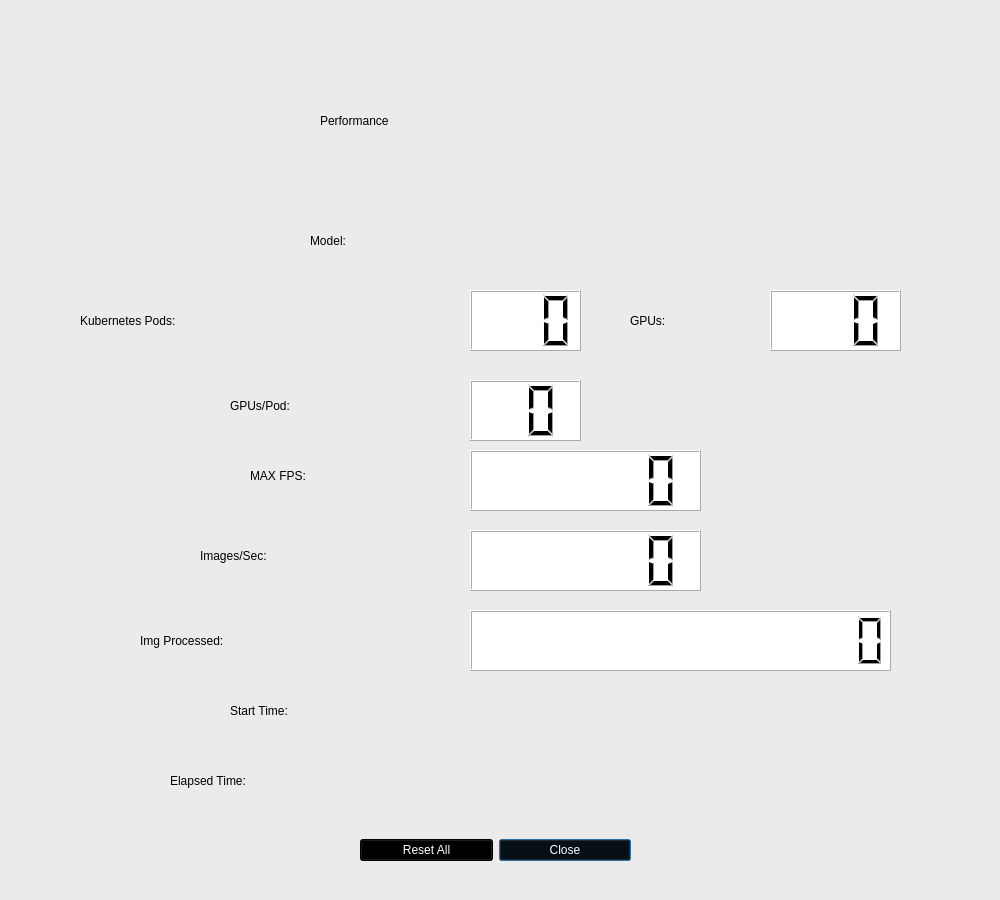
The window that apps/cloud_inference/client_app/perf_graph.ui (japarada/MIVisionX) describes before a commit, drawn with Qt 5.
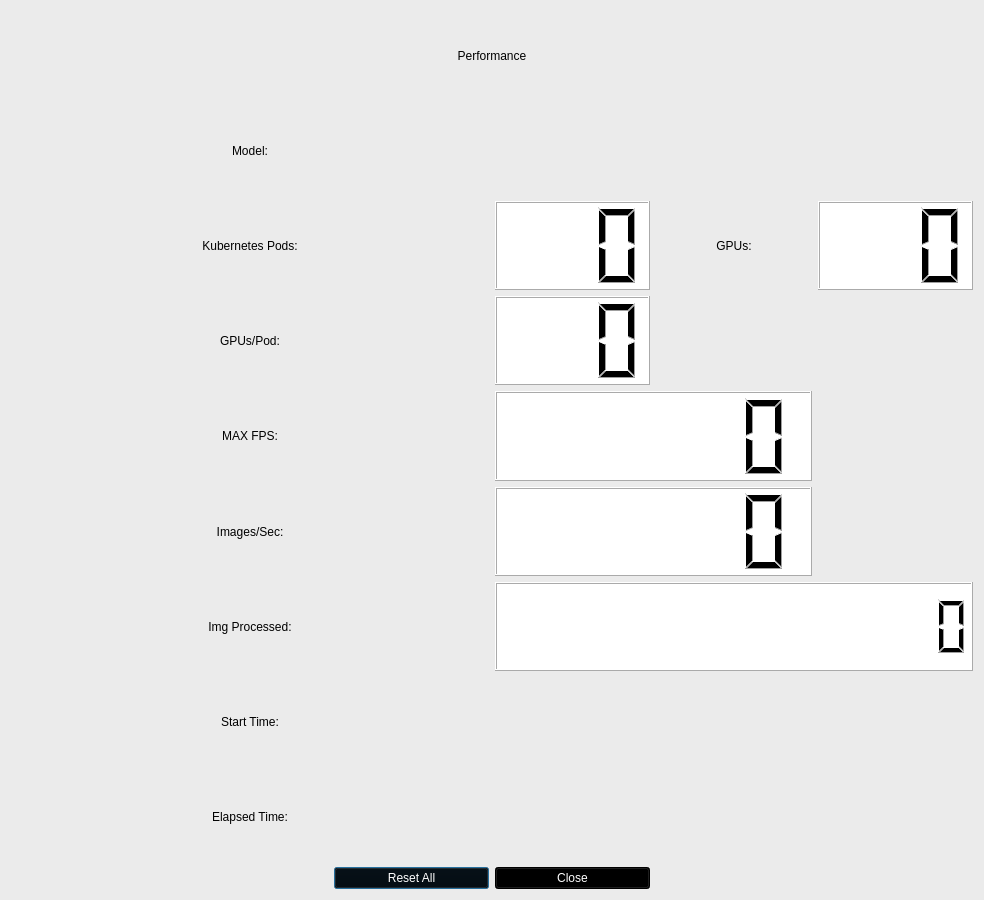
The same window after the commit. Icons and pictures are not drawn.

Commit message:
H/graph enhancement (#13)
* graph fix

* MV Compile - bug fix (#136)

* graph ui fix

```diff
--- a/apps/cloud_inference/client_app/perf_graph.ui
+++ b/apps/cloud_inference/client_app/perf_graph.ui
@@ -6,7 +6,7 @@
    <rect>
     <x>0</x>
     <y>0</y>
-    <width>1000</width>
+    <width>984</width>
     <height>900</height>
    </rect>
   </property>
@@ -17,49 +17,30 @@
    <string notr="true">
 background-color: rgb(235, 235, 235);</string>
   </property>
-  <widget class="QWidget" name="gridLayoutWidget">
-   <property name="geometry">
-    <rect>
-     <x>360</x>
-     <y>820</y>
-     <width>271</width>
-     <height>61</height>
-    </rect>
-   </property>
    <layout class="QGridLayout" name="gridLayout">
-    <item row="2" column="1">
-     <widget class="QPushButton" name="close_pushButton">
+   <item row="3" column="3">
+    <widget class="QLCDNumber" name="GPU_lcdNumber">
       <property name="styleSheet">
-       <string notr="true">background-color: rgb(0, 0, 0);
-color: rgb(255, 255, 255);</string>
-      </property>
-      <property name="text">
-       <string>Close</string>
+      <string notr="true">background-color: rgb(255, 255, 255);
+color: rgb(0, 0, 0);</string>
+     </property>
+     <property name="digitCount">
+      <number>3</number>
       </property>
      </widget>
     </item>
-    <item row="2" column="0">
-     <widget class="QPushButton" name="reset_pushButton">
-      <property name="styleSheet">
-       <string notr="true">background-color: rgb(0, 0, 0);
-color: rgb(255, 255, 255);</string>
-      </property>
+   <item row="0" column="0">
+    <widget class="QLabel" name="logo_label_2">
       <property name="text">
-       <string>Reset All</string>
-      </property>
-     </widget>
-    </item>
-   </layout>
-  </widget>
+      <string/>
+     </property>
+     <property name="pixmap">
+      <pixmap resource="resources.qrc">:/images/amd-logo-150x150.jpg</pixmap>
+     </property>
+    </widget>
+   </item>
+   <item row="5" column="3" colspan="2">
   <widget class="QLCDNumber" name="fps_lcdNumber">
-   <property name="geometry">
-    <rect>
-     <x>470</x>
-     <y>530</y>
-     <width>231</width>
-     <height>61</height>
-    </rect>
-   </property>
    <property name="styleSheet">
     <string notr="true">background-color: rgb(255, 255, 255);
 color: rgb(0, 0, 0);</string>
@@ -74,86 +55,23 @@
     <number>6</number>
    </property>
   </widget>
-  <widget class="QLabel" name="fps_label">
-   <property name="geometry">
-    <rect>
-     <x>200</x>
-     <y>520</y>
-     <width>251</width>
-     <height>71</height>
-    </rect>
-   </property>
+   </item>
+   <item row="2" column="4">
+    <widget class="QLabel" name="TotalGPU_label">
    <property name="styleSheet">
     <string notr="true">color: rgb(0, 0, 0);
 font: 75 36pt &quot;Ubuntu&quot;;</string>
    </property>
    <property name="text">
-    <string>Images/Sec:</string>
-   </property>
-  </widget>
-  <widget class="QLCDNumber" name="images_lcdNumber">
-   <property name="geometry">
-    <rect>
-     <x>470</x>
-     <y>610</y>
-     <width>421</width>
-     <height>61</height>
-    </rect>
-   </property>
-   <property name="styleSheet">
-    <string notr="true">background-color: rgb(255, 255, 255);
-color: rgb(0, 0, 0);</string>
-   </property>
-   <property name="digitCount">
-    <number>15</number>
-   </property>
-   <property name="value" stdset="0">
-    <double>0.000000000000000</double>
-   </property>
-  </widget>
-  <widget class="QLabel" name="images_label">
-   <property name="geometry">
-    <rect>
-     <x>140</x>
-     <y>610</y>
-     <width>321</width>
-     <height>61</height>
-    </rect>
-   </property>
-   <property name="styleSheet">
-    <string notr="true">color: rgb(0, 0, 0);
-font: 75 36pt &quot;Ubuntu&quot;;</string>
-   </property>
-   <property name="text">
-    <string>Img Processed:</string>
-   </property>
-  </widget>
-  <widget class="QLabel" name="header_label">
-   <property name="geometry">
-    <rect>
-     <x>320</x>
-     <y>80</y>
-     <width>391</width>
-     <height>81</height>
-    </rect>
-   </property>
-   <property name="styleSheet">
-    <string notr="true">color: rgb(0, 0, 0);
-font: 75 48pt &quot;Ubuntu&quot;;</string>
-   </property>
-   <property name="text">
-    <string>Performance</string>
-   </property>
-  </widget>
+      <string>GPUs:</string>
+     </property>
+     <property name="alignment">
+      <set>Qt::AlignCenter</set>
+     </property>
+    </widget>
+   </item>
+   <item row="0" column="5">
   <widget class="QLabel" name="logo_label">
-   <property name="geometry">
-    <rect>
-     <x>820</x>
-     <y>20</y>
-     <width>150</width>
-     <height>131</height>
-    </rect>
-   </property>
    <property name="text">
     <string/>
    </property>
@@ -161,31 +79,53 @@
     <pixmap resource="resources.qrc">:/images/vega_icon_150.png</pixmap>
    </property>
   </widget>
-  <widget class="QLabel" name="logo_label_2">
-   <property name="geometry">
-    <rect>
-     <x>30</x>
-     <y>20</y>
-     <width>151</width>
-     <height>131</height>
-    </rect>
+   </item>
+   <item row="2" column="3">
+    <widget class="QLCDNumber" name="pods_lcdNumber">
+     <property name="styleSheet">
+      <string notr="true">background-color: rgb(255, 255, 255);
+color: rgb(0, 0, 0);</string>
+     </property>
+     <property name="digitCount">
+      <number>3</number>
+     </property>
+    </widget>
+   </item>
+   <item row="2" column="5">
+    <widget class="QLCDNumber" name="TotalGPU_lcdNumber">
+     <property name="styleSheet">
+      <string notr="true">background-color: rgb(255, 255, 255);
+color: rgb(0, 0, 0);</string>
+     </property>
+     <property name="digitCount">
+      <number>3</number>
+     </property>
+    </widget>
+   </item>
+   <item row="1" column="3" colspan="3">
+    <widget class="QLabel" name="modelName_label">
+     <property name="styleSheet">
+      <string notr="true">color: rgb(170, 0, 0);
+font: 75 36pt &quot;Ubuntu&quot;;</string>
    </property>
    <property name="text">
     <string/>
    </property>
-   <property name="pixmap">
-    <pixmap resource="resources.qrc">:/images/amd-logo-150x150.jpg</pixmap>
-   </property>
-  </widget>
+    </widget>
+   </item>
+   <item row="9" column="2">
+    <widget class="QPushButton" name="reset_pushButton">
+     <property name="styleSheet">
+      <string notr="true">background-color: rgb(0, 0, 0);
+color: rgb(255, 255, 255);</string>
+     </property>
+     <property name="text">
+      <string>Reset All</string>
+     </property>
+    </widget>
+   </item>
+   <item row="4" column="3" colspan="2">
   <widget class="QLCDNumber" name="maxFPS_lcdNumber">
-   <property name="geometry">
-    <rect>
-     <x>470</x>
-     <y>450</y>
-     <width>231</width>
-     <height>61</height>
-    </rect>
-   </property>
    <property name="styleSheet">
     <string notr="true">background-color: rgb(255, 255, 255);
 color: rgb(0, 0, 0);</string>
@@ -194,32 +134,23 @@
     <number>6</number>
    </property>
   </widget>
-  <widget class="QLabel" name="maxFPS_label">
-   <property name="geometry">
-    <rect>
-     <x>250</x>
-     <y>450</y>
-     <width>211</width>
-     <height>51</height>
-    </rect>
-   </property>
+   </item>
+   <item row="0" column="1" colspan="4">
+    <widget class="QLabel" name="header_label">
    <property name="styleSheet">
-    <string notr="true">font: 75 36pt &quot;Ubuntu&quot;;
-color: rgb(0, 0, 0);</string>
+      <string notr="true">color: rgb(0, 0, 0);
+font: 75 48pt &quot;Ubuntu&quot;;</string>
    </property>
    <property name="text">
-    <string>MAX FPS:</string>
-   </property>
-  </widget>
+      <string>Performance</string>
+     </property>
+     <property name="alignment">
+      <set>Qt::AlignCenter</set>
+     </property>
+    </widget>
+   </item>
+   <item row="1" column="0" colspan="3">
   <widget class="QLabel" name="Model_label">
-   <property name="geometry">
-    <rect>
-     <x>310</x>
-     <y>200</y>
-     <width>151</width>
-     <height>81</height>
-    </rect>
-   </property>
    <property name="styleSheet">
     <string notr="true">color: rgb(0, 0, 0);
 font: 75 36pt &quot;Ubuntu&quot;;</string>
@@ -227,33 +158,27 @@
    <property name="text">
     <string>Model:</string>
    </property>
-  </widget>
-  <widget class="QLabel" name="modelName_label">
-   <property name="geometry">
-    <rect>
-     <x>470</x>
-     <y>210</y>
-     <width>511</width>
-     <height>61</height>
-    </rect>
-   </property>
+     <property name="alignment">
+      <set>Qt::AlignCenter</set>
+     </property>
+    </widget>
+   </item>
+   <item row="2" column="0" colspan="3">
+    <widget class="QLabel" name="kubernetes_pod_label">
    <property name="styleSheet">
-    <string notr="true">color: rgb(170, 0, 0);
+      <string notr="true">color: rgb(0, 0, 0);
 font: 75 36pt &quot;Ubuntu&quot;;</string>
    </property>
    <property name="text">
-    <string/>
-   </property>
-  </widget>
+      <string>Kubernetes Pods:</string>
+     </property>
+     <property name="alignment">
+      <set>Qt::AlignCenter</set>
+     </property>
+    </widget>
+   </item>
+   <item row="3" column="0" colspan="3">
   <widget class="QLabel" name="NGPU_label">
-   <property name="geometry">
-    <rect>
-     <x>230</x>
-     <y>370</y>
-     <width>231</width>
-     <height>71</height>
-    </rect>
-   </property>
    <property name="styleSheet">
     <string notr="true">color: rgb(0, 0, 0);
 font: 75 36pt &quot;Ubuntu&quot;;</string>
@@ -261,33 +186,55 @@
    <property name="text">
     <string>GPUs/Pod:</string>
    </property>
-  </widget>
-  <widget class="QLCDNumber" name="GPU_lcdNumber">
-   <property name="geometry">
-    <rect>
-     <x>470</x>
-     <y>380</y>
-     <width>111</width>
-     <height>61</height>
-    </rect>
-   </property>
+     <property name="alignment">
+      <set>Qt::AlignCenter</set>
+     </property>
+    </widget>
+   </item>
+   <item row="4" column="0" colspan="3">
+    <widget class="QLabel" name="maxFPS_label">
    <property name="styleSheet">
-    <string notr="true">background-color: rgb(255, 255, 255);
+      <string notr="true">font: 75 36pt &quot;Ubuntu&quot;;
 color: rgb(0, 0, 0);</string>
    </property>
-   <property name="digitCount">
-    <number>2</number>
-   </property>
-  </widget>
+     <property name="text">
+      <string>MAX FPS:</string>
+     </property>
+     <property name="alignment">
+      <set>Qt::AlignCenter</set>
+     </property>
+    </widget>
+   </item>
+   <item row="5" column="0" colspan="3">
+    <widget class="QLabel" name="fps_label">
+     <property name="styleSheet">
+      <string notr="true">color: rgb(0, 0, 0);
+font: 75 36pt &quot;Ubuntu&quot;;</string>
+     </property>
+     <property name="text">
+      <string>Images/Sec:</string>
+     </property>
+     <property name="alignment">
+      <set>Qt::AlignCenter</set>
+     </property>
+    </widget>
+   </item>
+   <item row="6" column="0" colspan="3">
+    <widget class="QLabel" name="images_label">
+     <property name="styleSheet">
+      <string notr="true">color: rgb(0, 0, 0);
+font: 75 36pt &quot;Ubuntu&quot;;</string>
+     </property>
+     <property name="text">
+      <string>Img Processed:</string>
+     </property>
+     <property name="alignment">
+      <set>Qt::AlignCenter</set>
+     </property>
+    </widget>
+   </item>
+   <item row="7" column="0" colspan="3">
   <widget class="QLabel" name="startName_label">
-   <property name="geometry">
-    <rect>
-     <x>230</x>
-     <y>680</y>
-     <width>231</width>
-     <height>61</height>
-    </rect>
-   </property>
    <property name="styleSheet">
     <string notr="true">color: rgb(0, 0, 0);
 font: 75 36pt &quot;Ubuntu&quot;;</string>
@@ -295,33 +242,13 @@
    <property name="text">
     <string>Start Time:</string>
    </property>
-  </widget>
-  <widget class="QLabel" name="StartTime_label">
-   <property name="geometry">
-    <rect>
-     <x>470</x>
-     <y>690</y>
-     <width>511</width>
-     <height>51</height>
-    </rect>
-   </property>
-   <property name="styleSheet">
-    <string notr="true">color: rgb(170, 0, 0);
-font: 75 28pt &quot;Ubuntu&quot;;</string>
-   </property>
-   <property name="text">
-    <string/>
-   </property>
-  </widget>
+     <property name="alignment">
+      <set>Qt::AlignCenter</set>
+     </property>
+    </widget>
+   </item>
+   <item row="8" column="0" colspan="3">
   <widget class="QLabel" name="ElapsedTimeName_label">
-   <property name="geometry">
-    <rect>
-     <x>170</x>
-     <y>750</y>
-     <width>291</width>
-     <height>61</height>
-    </rect>
-   </property>
    <property name="styleSheet">
     <string notr="true">color: rgb(0, 0, 0);
 font: 75 36pt &quot;Ubuntu&quot;;</string>
@@ -329,16 +256,13 @@
    <property name="text">
     <string>Elapsed Time:</string>
    </property>
-  </widget>
+     <property name="alignment">
+      <set>Qt::AlignCenter</set>
+     </property>
+    </widget>
+   </item>
+   <item row="8" column="3" colspan="3">
   <widget class="QLabel" name="elapsedTime_label">
-   <property name="geometry">
-    <rect>
-     <x>480</x>
-     <y>760</y>
-     <width>511</width>
-     <height>51</height>
-    </rect>
-   </property>
    <property name="styleSheet">
     <string notr="true">color: rgb(170, 0, 0);
 font: 75 28pt &quot;Ubuntu&quot;;</string>
@@ -347,74 +271,44 @@
     <string/>
    </property>
   </widget>
-  <widget class="QLabel" name="kubernetes_pod_label">
-   <property name="geometry">
-    <rect>
-     <x>80</x>
-     <y>290</y>
-     <width>371</width>
-     <height>61</height>
-    </rect>
-   </property>
+   </item>
+   <item row="7" column="3" colspan="3">
+    <widget class="QLabel" name="StartTime_label">
    <property name="styleSheet">
-    <string notr="true">color: rgb(0, 0, 0);
-font: 75 36pt &quot;Ubuntu&quot;;</string>
+      <string notr="true">color: rgb(170, 0, 0);
+font: 75 28pt &quot;Ubuntu&quot;;</string>
    </property>
    <property name="text">
-    <string>Kubernetes Pods:</string>
-   </property>
-  </widget>
-  <widget class="QLCDNumber" name="pods_lcdNumber">
-   <property name="geometry">
-    <rect>
-     <x>470</x>
-     <y>290</y>
-     <width>111</width>
-     <height>61</height>
-    </rect>
-   </property>
+      <string/>
+     </property>
+    </widget>
+   </item>
+   <item row="6" column="3" colspan="3">
+    <widget class="QLCDNumber" name="images_lcdNumber">
    <property name="styleSheet">
     <string notr="true">background-color: rgb(255, 255, 255);
 color: rgb(0, 0, 0);</string>
    </property>
    <property name="digitCount">
-    <number>3</number>
-   </property>
-  </widget>
-  <widget class="QLabel" name="TotalGPU_label">
-   <property name="geometry">
-    <rect>
-     <x>630</x>
-     <y>290</y>
-     <width>131</width>
-     <height>61</height>
-    </rect>
-   </property>
+      <number>15</number>
+     </property>
+     <property name="value" stdset="0">
+      <double>0.000000000000000</double>
+     </property>
+    </widget>
+   </item>
+   <item row="9" column="3">
+    <widget class="QPushButton" name="close_pushButton">
    <property name="styleSheet">
-    <string notr="true">color: rgb(0, 0, 0);
-font: 75 36pt &quot;Ubuntu&quot;;</string>
+      <string notr="true">background-color: rgb(0, 0, 0);
+color: rgb(255, 255, 255);</string>
    </property>
    <property name="text">
-    <string>GPUs:</string>
-   </property>
-  </widget>
-  <widget class="QLCDNumber" name="TotalGPU_lcdNumber">
-   <property name="geometry">
-    <rect>
-     <x>770</x>
-     <y>290</y>
-     <width>131</width>
-     <height>61</height>
-    </rect>
-   </property>
-   <property name="styleSheet">
-    <string notr="true">background-color: rgb(255, 255, 255);
-color: rgb(0, 0, 0);</string>
-   </property>
-   <property name="digitCount">
-    <number>3</number>
-   </property>
-  </widget>
+      <string>Close</string>
+     </property>
+    </widget>
+   </item>
+  </layout>
  </widget>
  <resources>
   <include location="resources.qrc"/>
```
Lines whose indentation alone changed are shown as unchanged. The commit also changes 3 other files.
